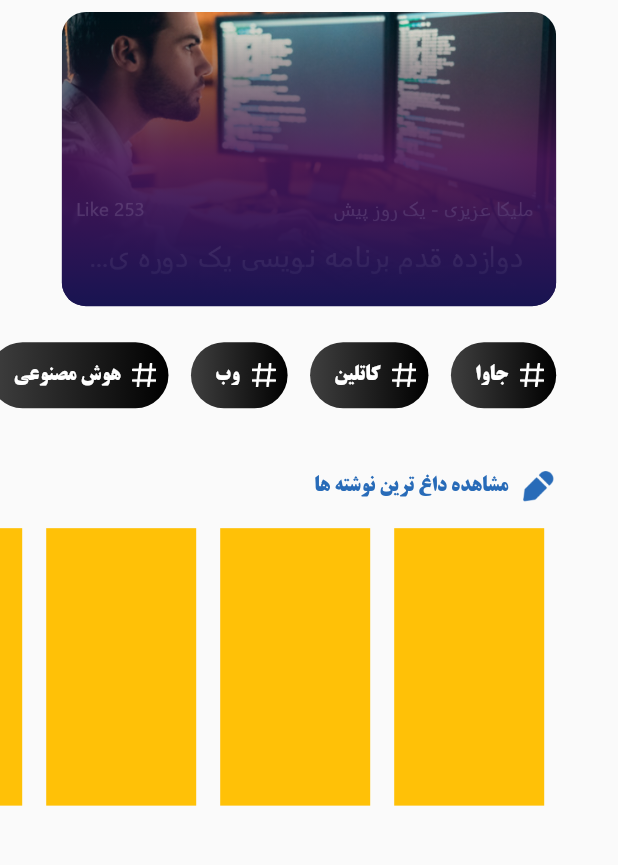
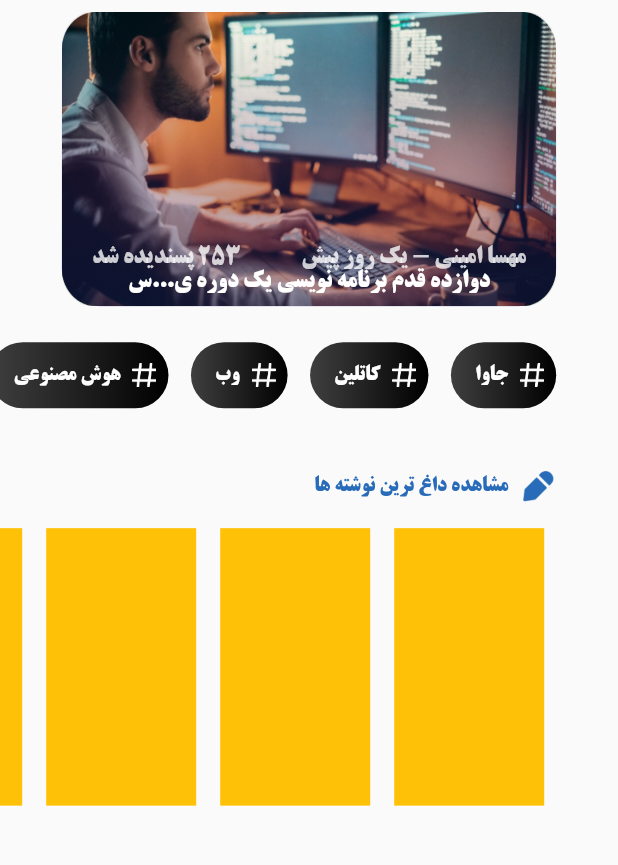
Before and after one commit to SayyehBan/tec, a Flutter app: the screen it shows after launch, on a phone screen of 412 x 824 dp, the part 121-986 px from its top. Run offline on Flutter 3.47's test engine with Material 2 defaults, Android fonts, the phone set to English and light mode, and no system bars; our stand-ins replace flutter_spinkit.

Commit message:
آپدیت پوستر و کم کردن کد

```diff
--- a/lib/gen/assets.gen.dart
+++ b/lib/gen/assets.gen.dart
@@ -28,14 +28,15 @@ class $AssetsIconsGen {
 class $AssetsImagesGen {
   const $AssetsImagesGen();
 
-  /// File path: assets/images/Poster.png
-  AssetGenImage get poster => const AssetGenImage('assets/images/Poster.png');
-
   /// File path: assets/images/logo.png
   AssetGenImage get logo => const AssetGenImage('assets/images/logo.png');
 
+  /// File path: assets/images/programming.png
+  AssetGenImage get programming =>
+      const AssetGenImage('assets/images/programming.png');
+
   /// List of all assets
-  List<AssetGenImage> get values => [poster, logo];
+  List<AssetGenImage> get values => [logo, programming];
 }
 
 class Assets {
--- a/lib/main.dart
+++ b/lib/main.dart
@@ -24,6 +24,16 @@ class MyApp extends StatelessWidget {
       theme: ThemeData(
           fontFamily: FontFamily.bTitr,
           textTheme: const TextTheme(
+            displaySmall: TextStyle(
+                fontFamily: FontFamily.bTitr,
+                fontSize: 16,
+                color: solidColors.posterSubTitle,
+                fontWeight: FontWeight.w300),
+            displayMedium: TextStyle(
+                fontFamily: FontFamily.bTitr,
+                fontSize: 16,
+                color: solidColors.posterTitle,
+                fontWeight: FontWeight.w700),
             headlineSmall: TextStyle(
                 fontFamily: FontFamily.bTitr,
                 fontSize: 14,
--- a/lib/model/data/fake_data.dart
+++ b/lib/model/data/fake_data.dart
@@ -2,7 +2,7 @@ import 'package:tec/gen/assets.gen.dart';
 import 'package:tec/model/model/data_models.dart';
 
 Map homePagePosterMap = {
-  "imageAsset": Assets.images.poster.path,
+  "imageAsset": Assets.images.programming.path,
   "writer": "مليكا عزیزی",
   "date": "یک روز پیش",
   "title": " دوازده قدم برنامه نویسی یک دوره",
--- a/lib/screen/home/homeScreen.dart
+++ b/lib/screen/home/homeScreen.dart
@@ -4,7 +4,6 @@ import 'package:tec/model/data/fake_data.dart';
 import 'package:tec/screen/home/poster.dart';
 import 'package:tec/screen/home/tagList.dart';
 import 'package:tec/screen/home/titleBlog.dart';
-import 'package:tec/utilities/myColors.dart';
 import 'package:tec/utilities/myString.dart';
 
 class HomScreen extends StatelessWidget {
--- a/lib/screen/home/poster.dart
+++ b/lib/screen/home/poster.dart
@@ -8,6 +8,7 @@ class Poster extends StatelessWidget {
   @override
   Widget build(BuildContext context) {
     var size = MediaQuery.of(context).size;
+    ThemeData themeData = Theme.of(context);
     return Stack(
       children: [
         Container(
@@ -16,19 +17,41 @@ class Poster extends StatelessWidget {
           decoration: BoxDecoration(
             borderRadius: const BorderRadius.all(Radius.circular(16)),
             image: DecorationImage(
-                image: AssetImage(Assets.images.poster.path),
-                fit: BoxFit.cover),
+                image: AssetImage(Assets.images.programming.path),
+                fit: BoxFit.fill),
           ),
-        ),
-        Container(
-          width: size.width / 1.25,
-          height: size.height / 4.2,
-          decoration: const BoxDecoration(
-              borderRadius: BorderRadius.all(Radius.circular(16)),
+          foregroundDecoration: const BoxDecoration(
+              borderRadius: BorderRadius.all(Radius.circular(25)),
               gradient: LinearGradient(
                   colors: gradiantColors.homePosterCoverGradiant,
                   begin: Alignment.topCenter,
                   end: Alignment.bottomCenter)),
+        ),
+        Positioned(
+          bottom: 8,
+          left: 0,
+          right: 0,
+          child: Column(
+            children: [
+              Row(
+                mainAxisAlignment: MainAxisAlignment.spaceAround,
+                children: [
+                  Text(
+                    'مهسا امینی - یک روز پیش',
+                    style: themeData.textTheme.displaySmall,
+                  ),
+                  Text(
+                    '253 پسندیده شد',
+                    style: themeData.textTheme.displaySmall,
+                  )
+                ],
+              ),
+              Text(
+                'دوازده قدم برنامه نویسی یک دوره ی...س',
+                style: themeData.textTheme.displayMedium,
+              )
+            ],
+          ),
         )
       ],
     );
--- a/lib/utilities/myColors.dart
+++ b/lib/utilities/myColors.dart
@@ -1,6 +1,8 @@
 import 'package:flutter/material.dart';
 
 class solidColors {
+  static const Color posterSubTitle = Color.fromARGB(200, 255, 255, 255);
+  static const Color posterTitle = Color.fromARGB(255, 255, 255, 255);
   static const Color primaryColor = Color.fromARGB(255, 68, 4, 87);
   static const Color colorTitle = Color.fromARGB(255, 40, 107, 184);
   static const Color textTile = Color.fromARGB(255, 0, 0, 0);
@@ -26,8 +28,8 @@ class gradiantColors {
     Color.fromARGB(255, 63, 63, 63)
   ];
   static const List<Color> homePosterCoverGradiant = [
-    Color.fromARGB(0, 0, 0, 0),
-    Color.fromARGB(195, 72, 20, 88),
-    Color.fromARGB(255, 280, 20, 81)
+    Color.fromARGB(0, 40, 41, 46),
+    Color.fromARGB(70, 72, 20, 88),
+    Color.fromARGB(100, 28, 20, 81)
   ];
 }
```
Also changed, not shown: assets/images/Poster.png (deleted), assets/images/programming.png (added).
